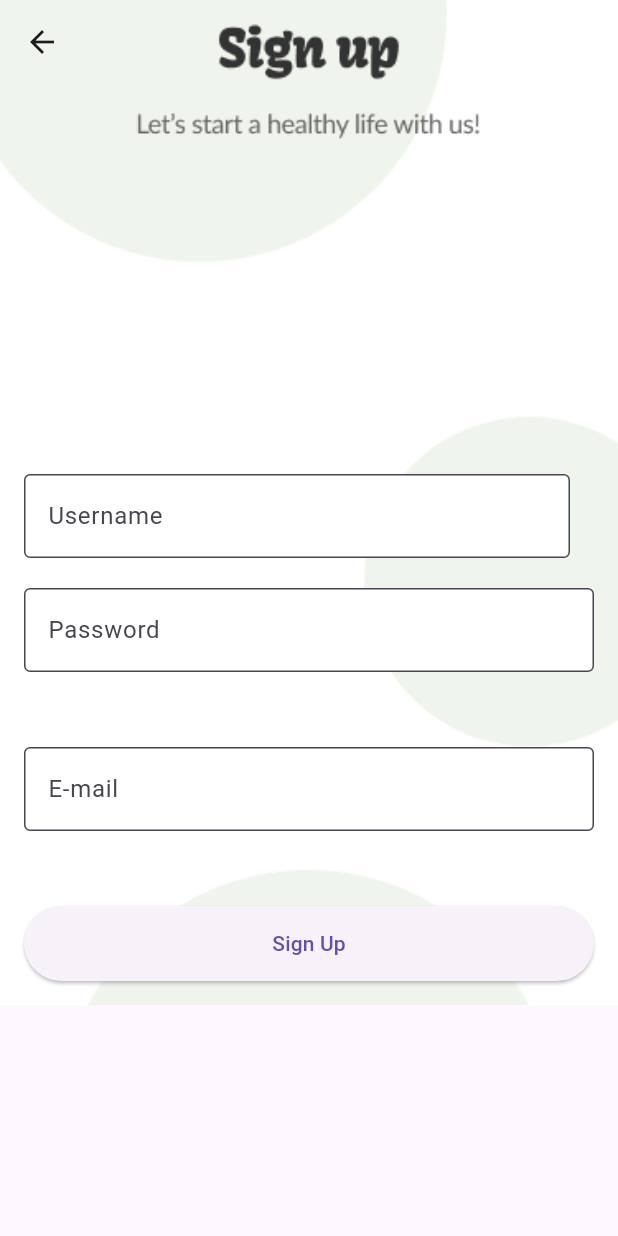
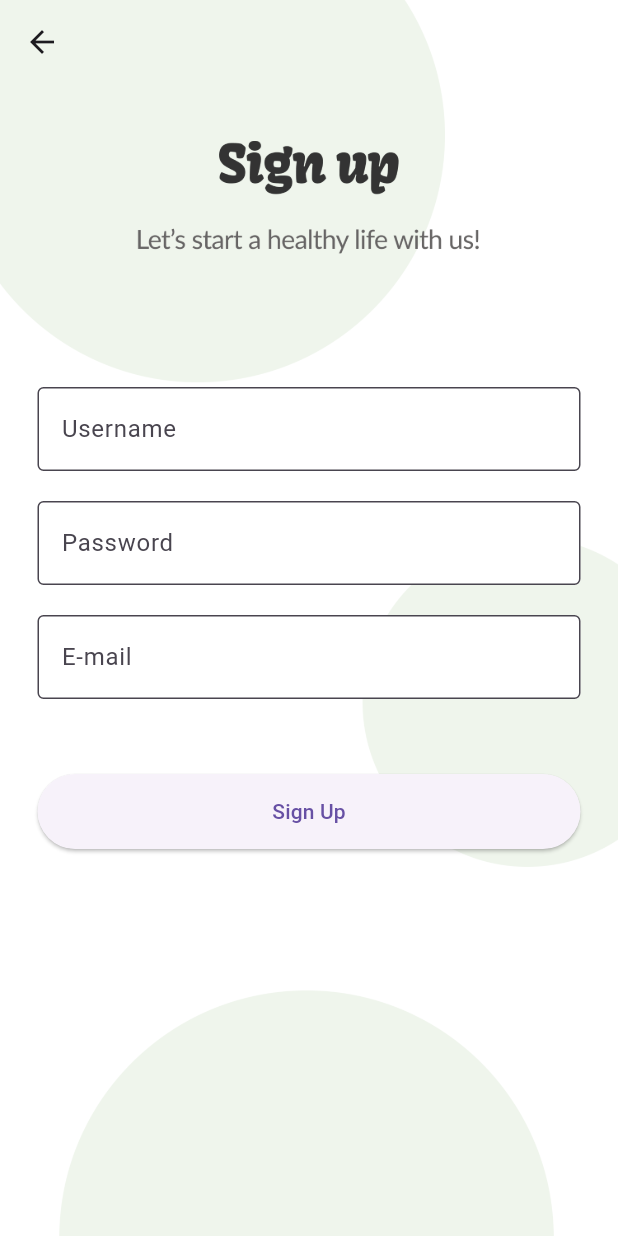
Before and after one commit to neoman-omyeon-go/Bigsasimi_FrontEnd, a Flutter app: the screen it shows after launch, after a tap on "Sign up", on a phone screen of 412 x 824 dp. Run offline on Flutter 3.47's test engine with Material 3 defaults, Android fonts, the phone set to English and light mode, and no system bars; our stand-ins replace cached_network_image, dio, dotted_border, flutter_native_splash, flutter_secure_storage, fluttertoast and 2 more; missing offline and left inert: flutter_naver_map, uri_to_file; accounts and stored records are empty; network calls fail; Roboto replaces fonts that are missing (Pretendard); project files that could hold a hidden picture were left out.

```diff
--- a/lib/Register.dart
+++ b/lib/Register.dart
@@ -20,7 +20,16 @@ class MySignUp extends StatelessWidget {
   }
 }
 
-class SignUpPage extends StatelessWidget {
+class SignUpPage extends StatefulWidget {
+  @override
+  _SignUpPageState createState() => _SignUpPageState();
+}
+
+class _SignUpPageState extends State<SignUpPage> {
+  final TextEditingController _usernameController = TextEditingController();
+  final TextEditingController _passwordController = TextEditingController();
+  final TextEditingController _emailController = TextEditingController();
+
   @override
   Widget build(BuildContext context) {
     return Scaffold(
@@ -32,39 +41,21 @@ class SignUpPage extends StatelessWidget {
       body: Container(
         decoration: BoxDecoration(
           image: DecorationImage(
-            image: AssetImage("assets/SignUp_origin.png"),
+            image: AssetImage("assets/SignUpFinall.png"),
             fit: BoxFit.cover,
           ),
         ),
-        padding: EdgeInsets.all(16.0),
-        child: SignUpForm(),
-      ),
-    );
-  }
-}
-
-class SignUpForm extends StatefulWidget {
-  const SignUpForm({super.key});
-
-  @override
-  _SignUpFormState createState() => _SignUpFormState();
-}
-
-class _SignUpFormState extends State<SignUpForm> {
-  final TextEditingController _usernameController = TextEditingController();
-  final TextEditingController _passwordController = TextEditingController();
-  final TextEditingController _emailController = TextEditingController();
-
-  @override
-  Widget build(BuildContext context) {
-    return SingleChildScrollView( // Scroll 가능하도록 설정
+        padding: EdgeInsets.all(15.0),
+        child: Center(
+          child: Padding(
+            padding: const EdgeInsets.all(10.0),
+            child: SingleChildScrollView( // Scroll 가능하도록 설정
               child: Column(
                 crossAxisAlignment: CrossAxisAlignment.stretch,
                 children: [
-          SizedBox(
-            width: 100,
-            height: 300,
-          ),
+                  // SizedBox(
+                  //   height: 100,
+                  // ),
                   Row(
                     children: [
                       Expanded(
@@ -77,10 +68,6 @@ class _SignUpFormState extends State<SignUpForm> {
                             border: OutlineInputBorder(),
                           ),
                         ),
-              ),
-              SizedBox(
-                width: 16.0,
-                height: 50,
                       ),
                     ],
                   ),
@@ -97,7 +84,7 @@ class _SignUpFormState extends State<SignUpForm> {
                     ),
                     obscureText: true,
                   ),
-          SizedBox(height: 50.0),
+                  SizedBox(height: 20.0),
                   TextField(
                     controller: _emailController,
                     decoration: InputDecoration(
@@ -115,25 +102,22 @@ class _SignUpFormState extends State<SignUpForm> {
                       String password = _passwordController.text;
                       String email = _emailController.text;
 
-              //Register API CALL
-              // 요청할 데이터를 Map으로 구성합니다.
+                      // Register API CALL
                       Future<bool> checkRegister = allApi().signUp(username, password, email);
                       ScaffoldMessenger.of(context).showSnackBar(
                         SnackBar(
                           content: Text('Checking your ID is duplicating.....'),
                           duration: const Duration(milliseconds: 700),
-                  )
+                        ),
                       );
                       await Future.delayed(Duration(seconds: 2));
-              // Duration time = Duration(seconds: 2);
-              // await Future.delayed(Duration(seconds: 2));
                       bool realdata = await checkRegister;
                       if (realdata) {
                         ScaffoldMessenger.of(context).showSnackBar(
                           SnackBar(
                             content: Text('Sign Up Successed!'),
                             duration: const Duration(milliseconds: 700),
-                    )
+                          ),
                         );
                         Navigator.of(context).pop();
                       } else {
@@ -141,27 +125,30 @@ class _SignUpFormState extends State<SignUpForm> {
                           SnackBar(
                             content: Text('Your Id is duplicated. Enter another ID'),
                             duration: const Duration(milliseconds: 700),
-                    )
+                          ),
                         );
                       }
 
                       await Future.delayed(Duration(seconds: 1));
                       // You can perform validation or sign up operation here
-              //이걸 print 해본거임
                       print('UserName: $username');
                       print('Password: $password');
                       print('Email: $email');
-
-              //여기서 이 값들을 바탕으로 로그인 정보를 만들어서 회원가입 시키면 됨
                     },
                     style: ButtonStyle(
                       minimumSize: MaterialStateProperty.all<Size>(
-                  Size(200, 50)), // 버튼의 크기를 가로 200, 세로 50으로 변경
+                        Size(200, 50), // 버튼의 크기를 가로 200, 세로 50으로 변경
+                      ),
                     ),
                     child: Text('Sign Up'),
                   ),
                 ],
               ),
+            ),
+          ),
+
+        ),
+      ),
     );
   }
 }
--- a/lib/intakenGraph.dart
+++ b/lib/intakenGraph.dart
@@ -335,7 +335,7 @@ class _HealthInfoGraphState extends State<HealthInfoGraph> {
               ),
               SizedBox(height: 8.0),
               Text(
-                '${value.toString()} ${unit}',
+                '${value.toStringAsFixed(1)} ${unit}',
                 style: TextStyle(fontSize: 19.0),
               ),
             ],
@@ -345,7 +345,7 @@ class _HealthInfoGraphState extends State<HealthInfoGraph> {
             right: 8.0,
             child: Text(
               // '${value.toStringAsFixed(1)} / ${Nutrition.maxValues['${title}']} ${unit}',
-              ' / ${Nutrition.maxValues['${title}']} ${unit}',
+              ' / ${Nutrition.maxValues['${title}']!.toStringAsFixed(1)} ${unit}',
               style: TextStyle(fontSize: 17.0, fontWeight: FontWeight.bold),
             ),
           ),
--- a/lib/localMapRestaurant.dart
+++ b/lib/localMapRestaurant.dart
@@ -111,7 +111,7 @@ class _MapPageState extends State<map> {
                       _buildMenuItem(Icons.eco, "GreenFood", () {
                         print("GreenFood 버튼 클릭됨");
                       }),
-                      _buildMenuItem(Icons.sentiment_satisfied, "People's Pick", () {
+                      _buildMenuItem(Icons.emoji_emotions, "People's Pick", () {
                         print("People's Pick 버튼 클릭됨");
                       }),
                     ],
--- a/lib/main.dart
+++ b/lib/main.dart
@@ -59,17 +59,22 @@ class LoginPage extends StatefulWidget {
     @override
     Widget build(BuildContext context){
       return Scaffold(
-        // appBar: AppBar(title: Text('Login Page'),),
+        appBar: AppBar(
+          backgroundColor: Colors.transparent,
+          elevation: 0.0,
+        ),
+        extendBodyBehindAppBar: true,
         body: Container(
           decoration: BoxDecoration(
             image: DecorationImage(
-              image: AssetImage("assets/LoginPage_originXX.png"), // 배경 이미지 경로 설정
+              image: AssetImage("assets/LoginFinall.png"), // 배경 이미지 경로 설정
               fit: BoxFit.cover,
             ),
           ),
+          padding: EdgeInsets.all(15.0),
           child: Center(
             child: Padding(
-              padding: const EdgeInsets.all(20.0),
+              padding: const EdgeInsets.all(10.0),
               child: Column(
                 mainAxisAlignment: MainAxisAlignment.center,
                 children: [
--- a/lib/profile.dart
+++ b/lib/profile.dart
@@ -192,7 +192,7 @@ void _saveProfile() async {
                         '    Carbohydrates: ${userProfile.carbIntake} g',
                         '    Protein: ${userProfile.proteinIntake} g',
                         '    Fat: ${userProfile.fatIntake} g',
-                        '    natrium: ${userProfile.natriumIntake} mg',
+                        '    Natrium: ${userProfile.natriumIntake} mg',
                       ],
                     ),
 
@@ -442,7 +442,7 @@ void _editProfilePicture() async {
                 _buildInputField('Carbohydrates', 'Carbs (g)', carbController),
                 _buildInputField('Protein', 'Protein (g)', proteinController),
                 _buildInputField('Fat', 'Fat (g)', fatController),
-                _buildInputField('Natrium', 'Natrium (g)', natriumController),
+                _buildInputField('Natrium', 'Natrium (mg)', natriumController),
               ],
             ),
           ),
--- a/lib/todaysNews.dart
+++ b/lib/todaysNews.dart
@@ -50,7 +50,7 @@ class _TodaysNewsScreenState extends State<TodaysNews> {
           ),
           SliverList(
             delegate: SliverChildBuilderDelegate(
-                  (context, index) => _buildRegularArticle(news[index+1]),
+                  (context, index) => _buildRegularArticle(news[index+2]),
               childCount: news.length -1,
               //0번째 인덱스를 썼으니까(메인 기사로), 그 인덱스를 제외한 전체 길이여야 함.
             ),
```
Also changed, not shown: lib/upload.dart (+14 -5 lines), assets/LoginFinall.png (added), assets/RegisterPixerUp.png (added), assets/RegisteroriginXX.png (added), assets/SignUpFinall.png (added), 2 other files. Lines whose indentation alone changed are shown as unchanged.
